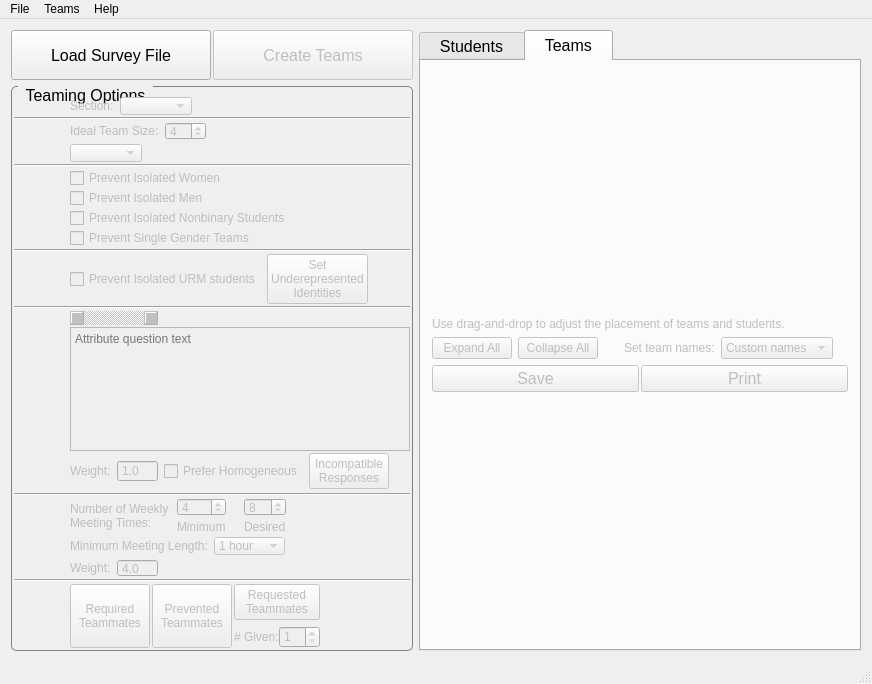
Qt form gruepr.ui (gruepr/gruepr) before a commit.
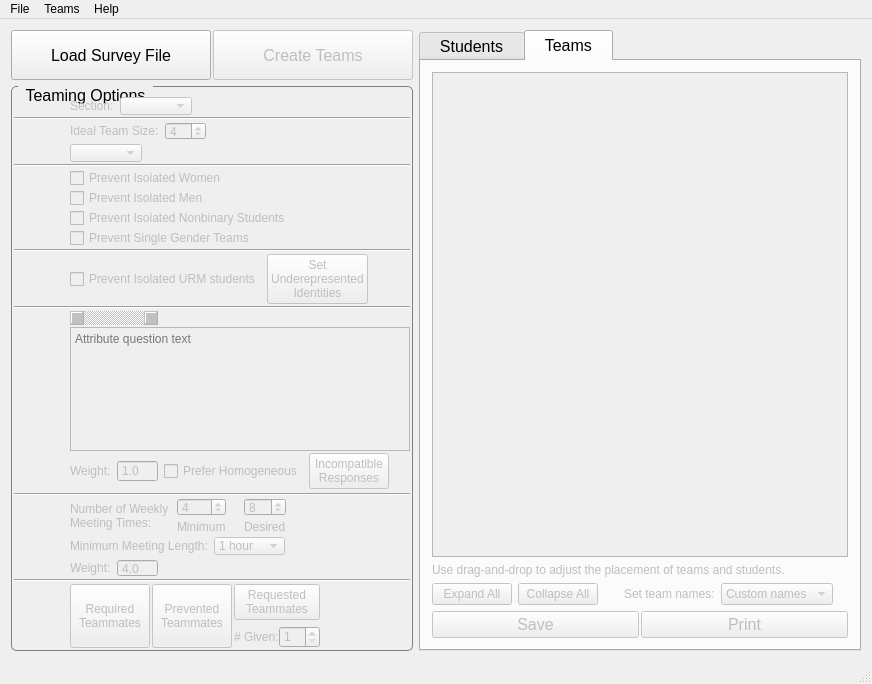
The same form after that commit. The open tabs and pages were chosen to show the change. Icons and pictures are not drawn. Custom widgets are drawn as their Qt base class.

Commit message: Version 10 release candidate 3; Moved student table to its own subclass and added the student and team tables directly into the ui file; Modernized the use of leaveEvent signals to deselect items in the student and team tables when mouse moves out of cell and / or out of table; Add'l code modernization.

```diff
--- a/gruepr.ui
+++ b/gruepr.ui
@@ -1515,6 +1515,77 @@
          <layout class="QVBoxLayout" name="verticalLayout_11">
           <item>
            <layout class="QVBoxLayout" name="teamDataLayout">
+            <item>
+             <widget class="TeamTreeWidget" name="teamDataTree">
+              <property name="enabled">
+               <bool>false</bool>
+              </property>
+              <property name="mouseTracking">
+               <bool>true</bool>
+              </property>
+              <property name="styleSheet">
+               <string notr="true">QHeaderView::section{
+	border-top:0px solid #D8D8D8;
+	border-left:0px solid #D8D8D8;
+	border-right:1px solid black;
+	border-bottom: 1px solid black;
+	background-color:Gainsboro;
+	padding:4px;
+	font-weight:bold;}
+QHeaderView::down-arrow{
+	image: url(:/icons/down_arrow.png);
+	width:18px;
+	subcontrol-origin:padding;
+	subcontrol-position:bottom left;}
+QHeaderView::up-arrow{
+	image: url(:/icons/up_arrow.png);
+	width:18px;
+	subcontrol-origin:padding;
+	subcontrol-position:top left;}
+QTreeWidget::item:selected{
+	color: black;
+	background-color: #85cbf8;}
+QTreeWidget::item:hover{
+	color: black;
+	background-color: #85cbf8;}
+QTreeWidget::branch{background-color: white;}
+QTreeView::branch:has-siblings:adjoins-item {border-image: url(:/icons/branch-more.png);}
+QTreeView::branch:!has-children:!has-siblings:adjoins-item {border-image: url(:/icons/branch-end.png);}
+QTreeView::branch:has-children:!has-siblings:closed,QTreeView::branch:closed:has-children:has-siblings {
+	border-image: none; 
+	image: url(:/icons/branch-closed.png);}
+QTreeView::branch:open:has-children:!has-siblings,QTreeView::branch:open:has-children:has-siblings {
+	border-image: none;
+	image: url(:/icons/branch-open.png);}</string>
+              </property>
+              <property name="autoScroll">
+               <bool>false</bool>
+              </property>
+              <property name="showDropIndicator" stdset="0">
+               <bool>false</bool>
+              </property>
+              <property name="dragDropMode">
+               <enum>QAbstractItemView::InternalMove</enum>
+              </property>
+              <property name="alternatingRowColors">
+               <bool>true</bool>
+              </property>
+              <property name="verticalScrollMode">
+               <enum>QAbstractItemView::ScrollPerPixel</enum>
+              </property>
+              <attribute name="headerVisible">
+               <bool>false</bool>
+              </attribute>
+              <attribute name="headerStretchLastSection">
+               <bool>false</bool>
+              </attribute>
+              <column>
+               <property name="text">
+                <string notr="true">1</string>
+               </property>
+              </column>
+             </widget>
+            </item>
             <item>
              <widget class="QLabel" name="label_23">
               <property name="enabled">
@@ -1946,6 +2017,18 @@
   </action>
  </widget>
  <layoutdefault spacing="6" margin="11"/>
+ <customwidgets>
+  <customwidget>
+   <class>TeamTreeWidget</class>
+   <extends>QTreeWidget</extends>
+   <header>teamtreewidget.h</header>
+  </customwidget>
+  <customwidget>
+   <class>StudentTableWidget</class>
+   <extends>QTableWidget</extends>
+   <header>studenTtableWidget.h</header>
+  </customwidget>
+ </customwidgets>
  <resources>
   <include location="gruepr.qrc"/>
  </resources>
```
Left out of the diff: 2 changed lines with no effect on the pictures. The commit also changes 12 other files.
